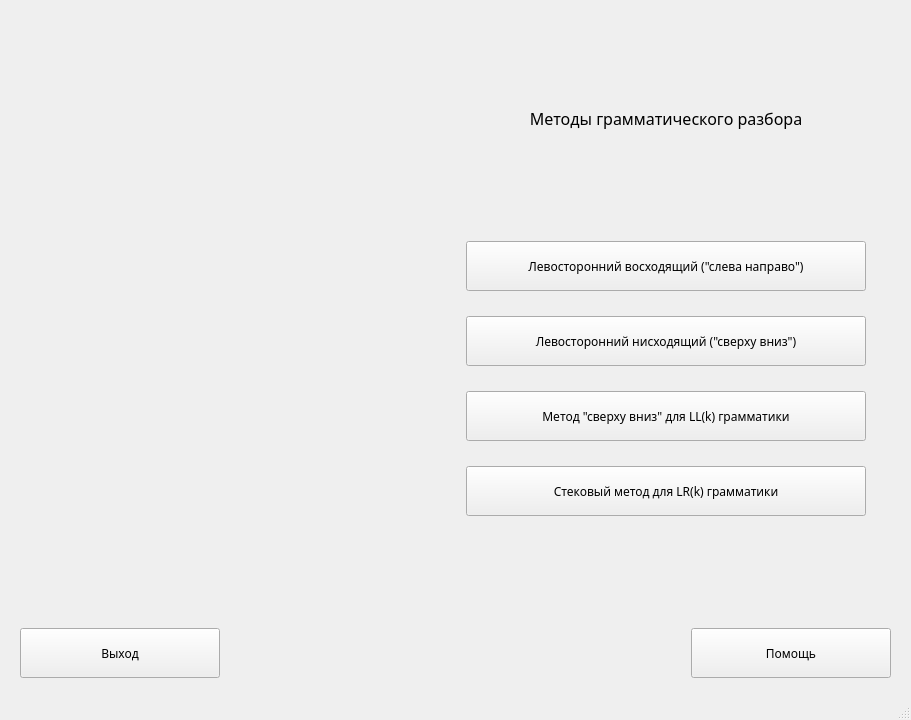
First picture: the form in ParsingAssistant/MainMenu.ui, repository Owlfeather/ParsingAssistant, before the edit.
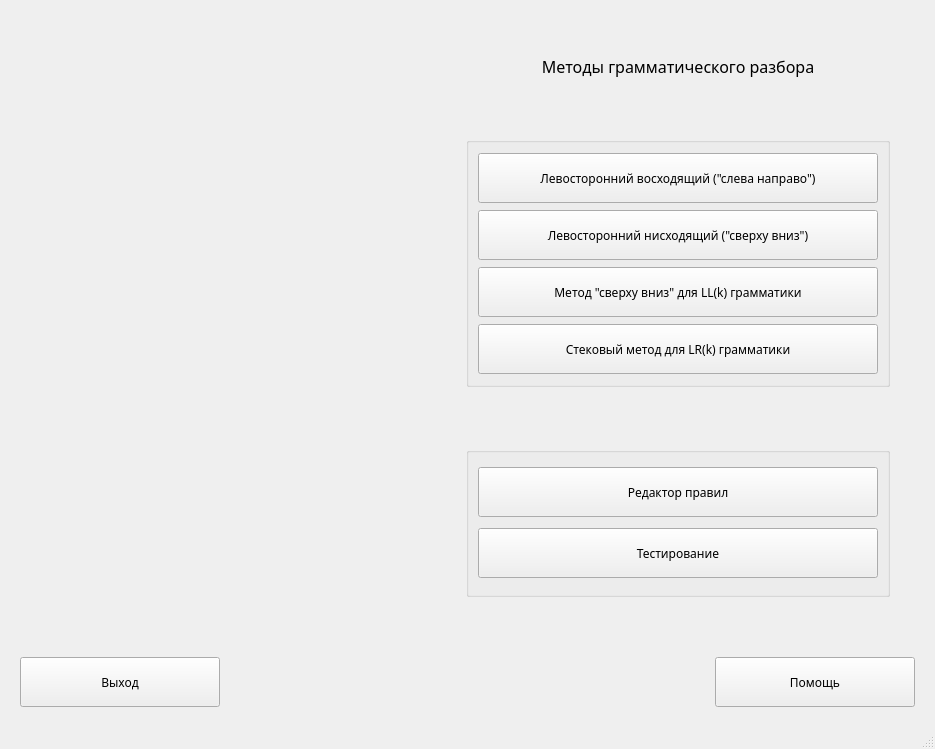
Second picture: the form after the edit. Icons and pictures are not drawn.

Commit message: before adding editor functions

```diff
--- a/ParsingAssistant/MainMenu.ui
+++ b/ParsingAssistant/MainMenu.ui
@@ -6,8 +6,8 @@
    <rect>
     <x>0</x>
     <y>0</y>
-    <width>911</width>
-    <height>720</height>
+    <width>935</width>
+    <height>749</height>
    </rect>
   </property>
   <property name="windowTitle">
@@ -123,6 +123,18 @@
            </spacer>
           </item>
           <item>
+           <widget class="QGroupBox" name="groupBox_2">
+            <property name="minimumSize">
+             <size>
+              <width>0</width>
+              <height>250</height>
+             </size>
+            </property>
+            <property name="title">
+             <string/>
+            </property>
+            <layout class="QVBoxLayout" name="verticalLayout_5">
+             <item>
            <widget class="QPushButton" name="btnLtoR">
             <property name="minimumSize">
              <size>
@@ -228,6 +240,75 @@
             </property>
            </widget>
           </item>
+            </layout>
+           </widget>
+          </item>
+          <item>
+           <spacer name="verticalSpacer_4">
+            <property name="orientation">
+             <enum>Qt::Vertical</enum>
+            </property>
+            <property name="sizeHint" stdset="0">
+             <size>
+              <width>20</width>
+              <height>40</height>
+             </size>
+            </property>
+           </spacer>
+          </item>
+          <item>
+           <widget class="QGroupBox" name="groupBox">
+            <property name="minimumSize">
+             <size>
+              <width>410</width>
+              <height>150</height>
+             </size>
+            </property>
+            <property name="title">
+             <string/>
+            </property>
+            <layout class="QVBoxLayout" name="verticalLayout_4">
+             <item>
+              <widget class="QPushButton" name="btnEditor">
+               <property name="minimumSize">
+                <size>
+                 <width>400</width>
+                 <height>50</height>
+                </size>
+               </property>
+               <property name="font">
+                <font>
+                 <family>Century Gothic</family>
+                 <pointsize>9</pointsize>
+                </font>
+               </property>
+               <property name="text">
+                <string>Редактор правил</string>
+               </property>
+              </widget>
+             </item>
+             <item>
+              <widget class="QPushButton" name="btnTest">
+               <property name="minimumSize">
+                <size>
+                 <width>400</width>
+                 <height>50</height>
+                </size>
+               </property>
+               <property name="font">
+                <font>
+                 <family>Century Gothic</family>
+                 <pointsize>9</pointsize>
+                </font>
+               </property>
+               <property name="text">
+                <string>Тестирование</string>
+               </property>
+              </widget>
+             </item>
+            </layout>
+           </widget>
+          </item>
           <item>
            <spacer name="verticalSpacer">
             <property name="orientation">
```
Left out of the diff: 2 changed lines with no effect on the pictures. Lines whose indentation alone changed are shown as unchanged. The commit also changes 45 other files.
